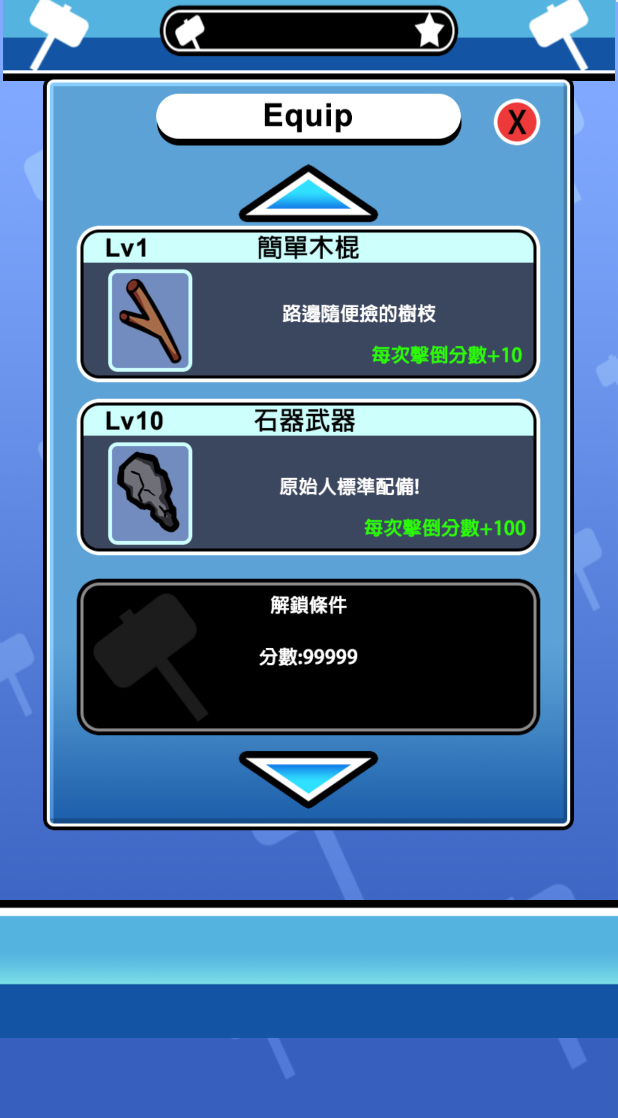
After one commit to DawnOfHope/HitChick, an Android app: the EquipActivity screen opened directly, with no data from a screen before it, on a phone screen of 412 x 824 dp. The commit adds this screen. Shown: the top 1118 px of the screen. Run offline under Robolectric (Android 15) with nearby library versions, the phone set to English and light mode, and no system bars.

Commit message:
裝備介面 定位完成

```diff
--- a/app/src/main/AndroidManifest.xml
+++ b/app/src/main/AndroidManifest.xml
@@ -8,9 +8,7 @@
         android:label="@string/app_name"
         android:supportsRtl="true"
         android:theme="@style/AppTheme">
-        <activity android:name=".MainActivity">
-
-        </activity>
+        <activity android:name=".MainActivity"></activity>
         <activity android:name=".WelcomeActivity">
             <intent-filter>
                 <action android:name="android.intent.action.MAIN" />
@@ -18,6 +16,7 @@
                 <category android:name="android.intent.category.LAUNCHER" />
             </intent-filter>
         </activity>
+        <activity android:name=".EquipActivity"></activity>
     </application>
 
 </manifest>
--- /dev/null
+++ b/app/src/main/java/com/example/zorahu/hitchick/EquipActivity.java
@@ -0,0 +1,18 @@
+package com.example.zorahu.hitchick;
+
+import android.support.v7.app.AppCompatActivity;
+import android.os.Bundle;
+import android.view.Window;
+import android.view.WindowManager;
+
+public class EquipActivity extends AppCompatActivity {
+
+    @Override
+    protected void onCreate(Bundle savedInstanceState) {
+        super.onCreate(savedInstanceState);
+        requestWindowFeature(Window.FEATURE_NO_TITLE);
+        getWindow().setFlags(WindowManager.LayoutParams.FLAG_FULLSCREEN,
+                WindowManager.LayoutParams.FLAG_FULLSCREEN);
+        setContentView(R.layout.activity_equipe);
+    }
+}
--- a/app/src/main/java/com/example/zorahu/hitchick/WelcomeActivity.java
+++ b/app/src/main/java/com/example/zorahu/hitchick/WelcomeActivity.java
@@ -12,6 +12,7 @@ import android.widget.ImageButton;
 
 public class WelcomeActivity extends AppCompatActivity {
     private ImageButton btnbanner1;
+    private ImageButton btnEquip;
 
     @Override
     protected void onCreate(Bundle savedInstanceState) {
@@ -30,6 +31,16 @@ public class WelcomeActivity extends AppCompatActivity {
                 gotoMainPlay();
             }
         });
+
+        btnEquip = (ImageButton) findViewById(R.id.btnEquip);
+        btnEquip.setOnClickListener(new View.OnClickListener() {
+            @Override
+            public void onClick(View v) {
+                btnEquip.setBackgroundResource(R.drawable.btnact);
+                gotoEquip();
+            }
+        });
+
     }
 
     private void gotoMainPlay(){
@@ -37,4 +48,11 @@ public class WelcomeActivity extends AppCompatActivity {
         startActivity(intent);
         finish();
     }
+
+    private void gotoEquip(){
+        Intent intent = new Intent(this,EquipActivity.class);
+        startActivity(intent);
+        finish();
+
+    }
 }
--- /dev/null
+++ b/app/src/main/res/layout/activity_equipe.xml
@@ -0,0 +1,98 @@
+<?xml version="1.0" encoding="utf-8"?>
+<RelativeLayout xmlns:android="http://schemas.android.com/apk/res/android"
+    xmlns:tools="http://schemas.android.com/tools"
+    android:id="@+id/activity_equipe"
+    android:layout_width="match_parent"
+    android:layout_height="match_parent"
+    android:background="@drawable/bg"
+    tools:context="com.example.zorahu.hitchick.EquipActivity">
+
+    <ImageView
+        android:id="@+id/upImg"
+        android:layout_width="match_parent"
+        android:layout_height="wrap_content"
+        android:src="@drawable/upimg"
+        android:adjustViewBounds="true"
+        />
+
+    <TextView
+        android:id="@+id/scoreBar"
+        android:layout_width="200dp"
+        android:layout_height="35dp"
+        android:background="@drawable/scrocebar"
+        android:layout_marginTop="2.5dp"
+        android:layout_alignParentTop="true"
+        android:layout_centerHorizontal="true" />
+
+    <ImageView
+        android:id="@+id/equipPage"
+        android:layout_width="355dp"
+        android:layout_height="504dp"
+        android:src="@drawable/eqpage"
+        android:layout_centerHorizontal="true"
+        android:layout_marginTop="50dp"/>
+
+
+    <ImageView
+        android:id="@+id/underImg"
+        android:layout_width="match_parent"
+        android:layout_height="wrap_content"
+        android:src="@drawable/under"
+        android:layout_below="@+id/upImg"
+        android:layout_alignParentLeft="true"
+        android:layout_alignParentStart="true"
+        android:layout_marginTop="512dp"
+        />
+
+    <ImageView
+        android:id="@+id/upTriangle"
+        android:layout_width="94dp"
+        android:layout_height="39dp"
+        android:src="@drawable/uptriangle"
+        android:layout_marginTop="55dp"
+        android:layout_below="@+id/upImg"
+        android:layout_alignLeft="@+id/underTriangle"
+        android:layout_alignStart="@+id/underTriangle" />
+
+    <ImageView
+        android:id="@+id/underTriangle"
+        android:layout_width="94dp"
+        android:layout_height="39dp"
+        android:src="@drawable/undertri"
+        android:layout_centerHorizontal="true"
+        android:layout_marginTop="500dp"/>
+
+    <ImageButton
+        android:id="@+id/arms1"
+        android:layout_width="310dp"
+        android:layout_height="105dp"
+        android:background="@drawable/arms1"
+        android:layout_centerHorizontal="true"
+        android:layout_marginTop="150dp"/>
+    <ImageButton
+        android:id="@+id/arms2"
+        android:layout_width="310dp"
+        android:layout_height="105dp"
+        android:background="@drawable/arms2"
+        android:layout_centerHorizontal="true"
+        android:layout_marginTop="265dp"/>
+    <ImageButton
+        android:id="@+id/arms3"
+        android:layout_width="310dp"
+        android:layout_height="105dp"
+        android:background="@drawable/arms3"
+        android:layout_centerHorizontal="true"
+        android:layout_marginTop="385dp"/>
+
+    <ImageButton
+        android:id="@+id/btnBack"
+        android:layout_width="32dp"
+        android:layout_height="32dp"
+        android:background="@drawable/k2"
+        android:layout_marginTop="15dp"
+        android:layout_alignTop="@+id/equipPage"
+        android:layout_alignRight="@+id/arms1"
+        android:layout_alignEnd="@+id/arms1" />
+
+
+</RelativeLayout>
--- a/app/src/main/res/layout/activity_welcome.xml
+++ b/app/src/main/res/layout/activity_welcome.xml
@@ -95,11 +95,10 @@
         android:layout_width="348dp"
         android:layout_height="101dp"
         android:background="@drawable/banner1"
-        android:layout_marginTop="15dp"
+        android:layout_marginTop="17dp"
         android:layout_below="@+id/upTriangle"
         android:layout_alignLeft="@+id/btnBanner2"
         android:layout_alignStart="@+id/btnBanner2" />
 
 
-
 </RelativeLayout>
```
Also changed, not shown: app/src/main/res/drawable/arms1.png (added), app/src/main/res/drawable/arms2.png (added), app/src/main/res/drawable/arms3.png (added), app/src/main/res/drawable/eqpage.png (added). Lines whose indentation alone changed are shown as unchanged.
